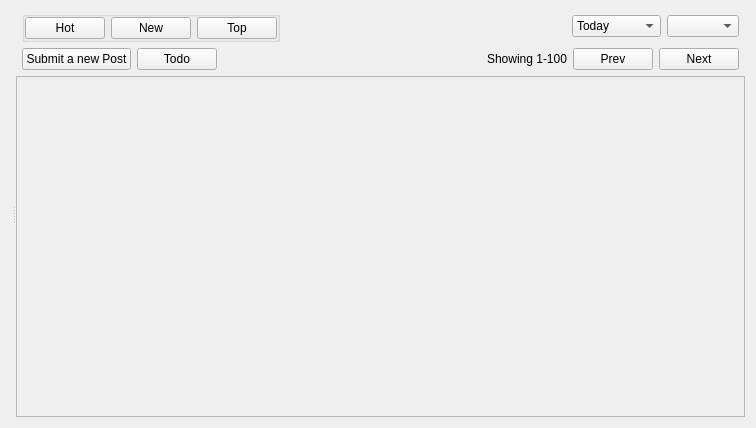
First picture: the form in retroshare-gui/src/gui/MeshDemoc/MeshDemocListDialog.ui, repository chozabu/OldMeshDemocRS, before the edit.
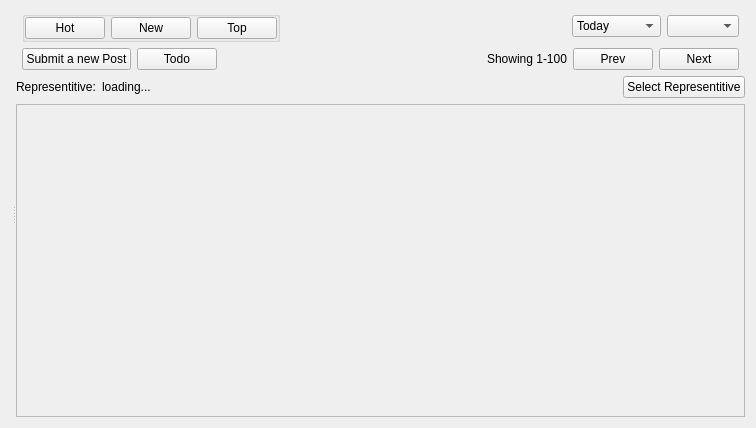
Second picture: the form after the edit. Icons and pictures are not drawn. Custom widgets are drawn as their Qt base class.

Commit message: Added "representation bar" to post list

What changed in the file:
```diff
--- a/retroshare-gui/src/gui/MeshDemoc/MeshDemocListDialog.ui
+++ b/retroshare-gui/src/gui/MeshDemoc/MeshDemocListDialog.ui
@@ -254,6 +254,44 @@
         </layout>
        </item>
        <item row="2" column="0">
+        <layout class="QHBoxLayout" name="horizontalLayout_4">
+         <item>
+          <widget class="QLabel" name="label">
+           <property name="text">
+            <string>Representitive:</string>
+           </property>
+          </widget>
+         </item>
+         <item>
+          <widget class="QLabel" name="representitiveLabel">
+           <property name="text">
+            <string>loading...</string>
+           </property>
+          </widget>
+         </item>
+         <item>
+          <spacer name="horizontalSpacer_3">
+           <property name="orientation">
+            <enum>Qt::Horizontal</enum>
+           </property>
+           <property name="sizeHint" stdset="0">
+            <size>
+             <width>40</width>
+             <height>20</height>
+            </size>
+           </property>
+          </spacer>
+         </item>
+         <item>
+          <widget class="QPushButton" name="representitiveButton">
+           <property name="text">
+            <string>Select Representitive</string>
+           </property>
+          </widget>
+         </item>
+        </layout>
+       </item>
+       <item row="3" column="0">
         <widget class="QScrollArea" name="scrollArea">
          <property name="widgetResizable">
           <bool>true</bool>
@@ -291,17 +329,17 @@
   </layout>
  </widget>
  <customwidgets>
+  <customwidget>
+   <class>GxsIdChooser</class>
+   <extends>QComboBox</extends>
+   <header>gui/gxs/GxsIdChooser.h</header>
+  </customwidget>
   <customwidget>
    <class>RecurGroupTreeWidget</class>
    <extends>QWidget</extends>
    <header>gui/common/RecurGroupTreeWidget.h</header>
    <container>1</container>
   </customwidget>
-  <customwidget>
-   <class>GxsIdChooser</class>
-   <extends>QComboBox</extends>
-   <header>gui/gxs/GxsIdChooser.h</header>
-  </customwidget>
  </customwidgets>
  <resources>
   <include location="Posted_images.qrc"/>
```
Left out of the diff: 10 changed lines with no effect on the pictures. The commit also changes 1 other file.
